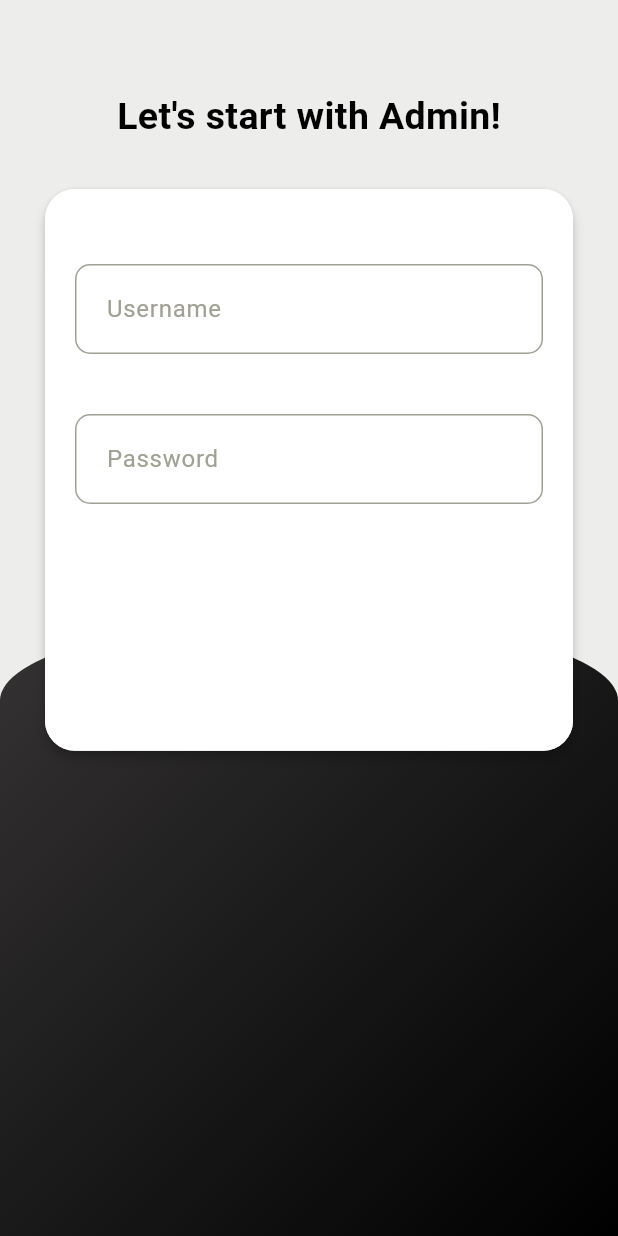
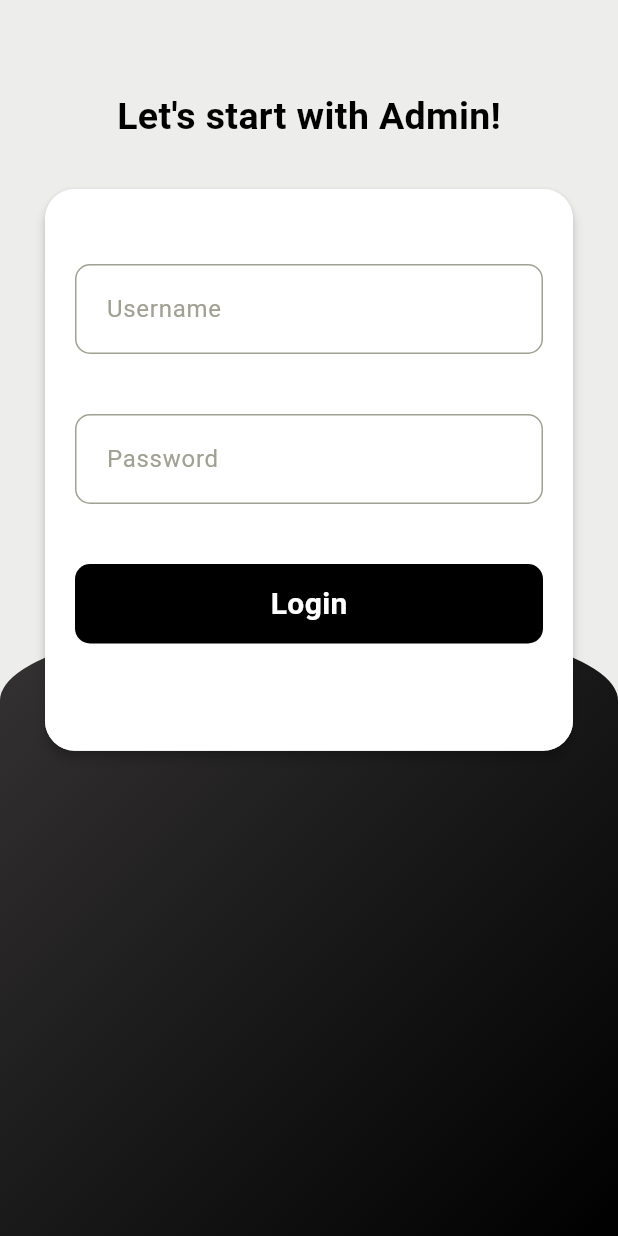
Before and after one commit to Aryan1021/quiz_app, a Flutter app: the screen it shows after launch, on a phone screen of 412 x 824 dp. Run offline on Flutter 3.47's test engine with Material 3 defaults, Android fonts, the phone set to English and light mode, and no system bars; our stand-ins replace cloud_firestore, firebase_core; accounts and stored records are empty.

Commit message:
Commit admin login

```diff
--- a/lib/Admin/admin_login.dart
+++ b/lib/Admin/admin_login.dart
@@ -1,3 +1,5 @@
+import 'package:cloud_firestore/cloud_firestore.dart';
+import 'package:firebase_core/firebase_core.dart';
 import 'package:flutter/material.dart';
 
 class AdminLogin extends StatefulWidget {
@@ -99,7 +101,7 @@ class _AdminLoginState extends State<AdminLogin> {
                                 ),
                                 child: Center(
                                   child: TextFormField(
-                                    controller: usernamecontroller,
+                                    controller: userpasswordcontroller,
                                     validator: (value) {
                                       if(value==null||value.isEmpty) {
                                         return 'Please Enter Password';
@@ -115,7 +117,26 @@ class _AdminLoginState extends State<AdminLogin> {
                                   ),
                                 ),
                               ),
-                              SizedBox(height: 20.0),
+                              SizedBox(height: 40.0),
+                              Container(
+                                padding: EdgeInsets.symmetric(vertical: 12.0),
+                                margin: EdgeInsets.symmetric(horizontal: 20.0),
+                                width: MediaQuery.of(context).size.width,
+                                decoration: BoxDecoration(
+                                  color: Colors.black,
+                                  borderRadius: BorderRadius.circular(10),
+                                ),
+                                child: Center(
+                                  child: Text(
+                                      "Login",
+                                    style: TextStyle(
+                                      color: Colors.white,
+                                      fontSize: 20.0,
+                                      fontWeight: FontWeight.bold,
+                                    ),
+                                  ),
+                                ),
+                              ),
                             ],
                           ),
                         ),
@@ -129,4 +150,28 @@ class _AdminLoginState extends State<AdminLogin> {
       ),
     );
   }
+
+  LoginAdmin() {
+    FirebaseFirestore.instance.collection("Admin").get().then((snapshot) {
+      snapshot.docs.forEach((result) {
+        if(result.data()['id']!=usernamecontroller.text.trim()) {
+          ScaffoldMessenger.of(context).showSnackBar(SnackBar(
+              content: Text(
+            "Your id is not correct",
+            style: TextStyle(fontSize: 18.0),
+         )));
+        }
+        else if(result.data()['password']!=userpasswordcontroller.text.trim()) {
+          ScaffoldMessenger.of(context).showSnackBar(SnackBar(
+              content: Text(
+                "Your password is not correct",
+                style: TextStyle(fontSize: 18.0)
+              )));
+        }
+        else {
+          Route route = MaterialPageRoute(builder: (context) => Home)
+        }
+      });
+    });
+  }
 }
```
